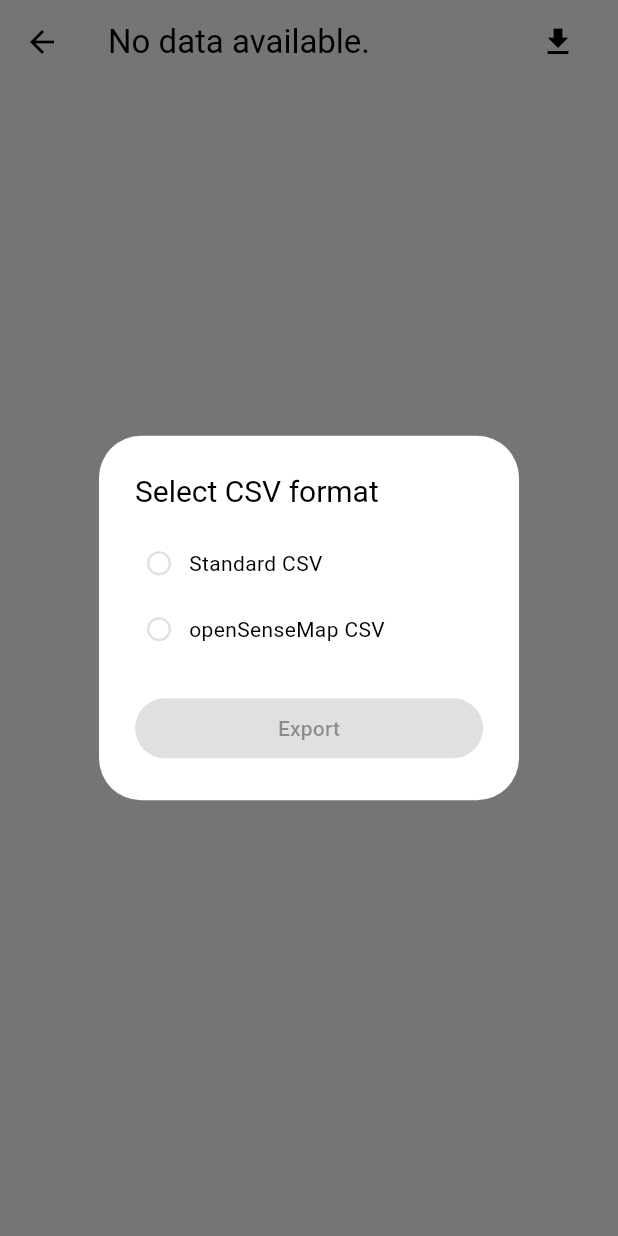
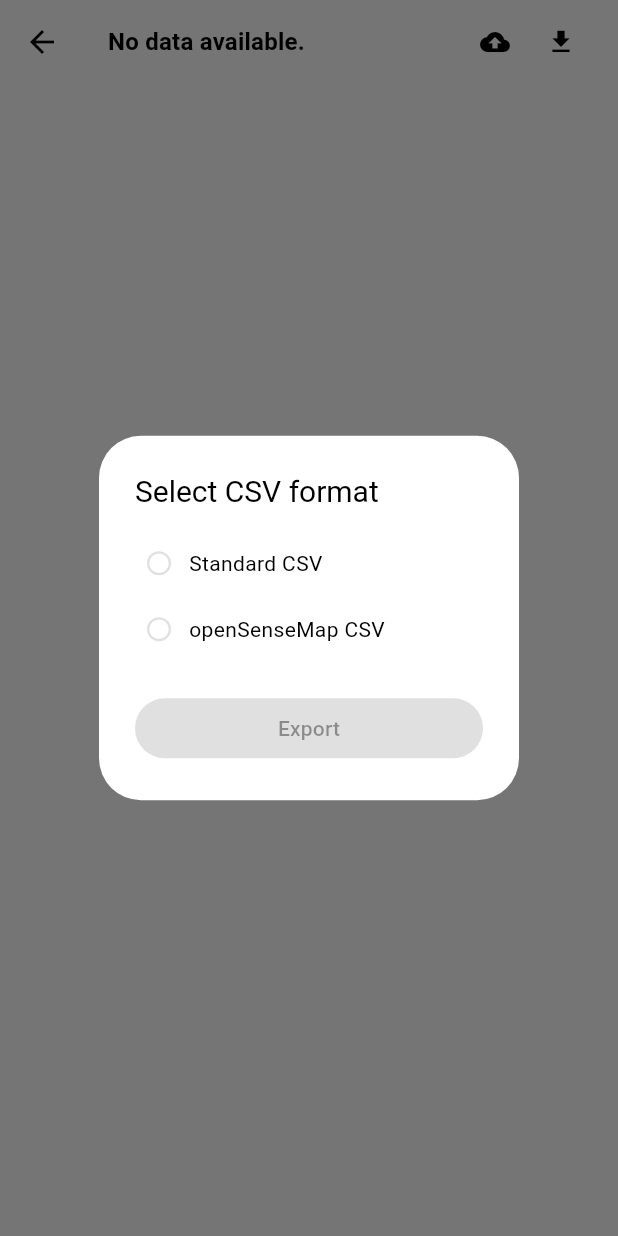
Before and after one commit to reedu-reengineering-education/sensebox-bike-flutter, a Flutter app: the TrackDetailScreen screen opened directly with empty values, after a tap on the "file download" icon, on a phone screen of 412 x 824 dp. Run offline on Flutter 3.47's test engine with Material 3 defaults, Android fonts, the phone set to English and light mode, and no system bars; our stand-ins replace app_links, cached_network_image, csv, device_info_plus, fl_chart, flutter_blue_plus and 11 more; missing offline and left inert: dart_jsonwebtoken, google_polyline_algorithm, mapbox_maps_flutter, mapbox_maps_flutter_draw, simplify, turf; accounts and stored records are empty; generated files the repository leaves out were written again; statements that could not run were skipped.

Commit message:
chore: add track upload option to track overview screen and update styling

```diff
--- a/lib/ui/widgets/track/export_button.dart
+++ b/lib/ui/widgets/track/export_button.dart
@@ -1,6 +1,7 @@
 import 'package:flutter/material.dart';
 import 'package:sensebox_bike/ui/widgets/common/loader.dart';
 import 'package:sensebox_bike/ui/widgets/track/export_options_dialog.dart';
+import 'package:sensebox_bike/theme.dart';
 
 class ExportButton extends StatelessWidget {
   final bool isDownloading;
@@ -16,11 +17,10 @@ class ExportButton extends StatelessWidget {
 
   @override
   Widget build(BuildContext context) {
-    return IconButton(
-      icon: isDownloading
-          ? Loader(light: true)
-          : const Icon(Icons.file_download),
-      onPressed: isDisabled
+    final theme = Theme.of(context);
+
+    return GestureDetector(
+      onTap: isDisabled
           ? null
           : () async {
               await showDialog(
@@ -30,6 +30,18 @@ class ExportButton extends StatelessWidget {
                 ),
               );
             },
+      child: Container(
+        padding: const EdgeInsets.symmetric(horizontal: 12, vertical: 4),
+        child: isDownloading
+            ? Loader(light: true)
+            : Icon(
+                Icons.file_download,
+                size: 20,
+                color: isDisabled
+                    ? theme.colorScheme.onSurface.withOpacity(0.38)
+                    : theme.colorScheme.onSurface,
+              ),
+      ),
     );
   }
 }
```
Also changed, not shown: lib/ui/screens/track_detail_screen.dart (+149 -19 lines).
